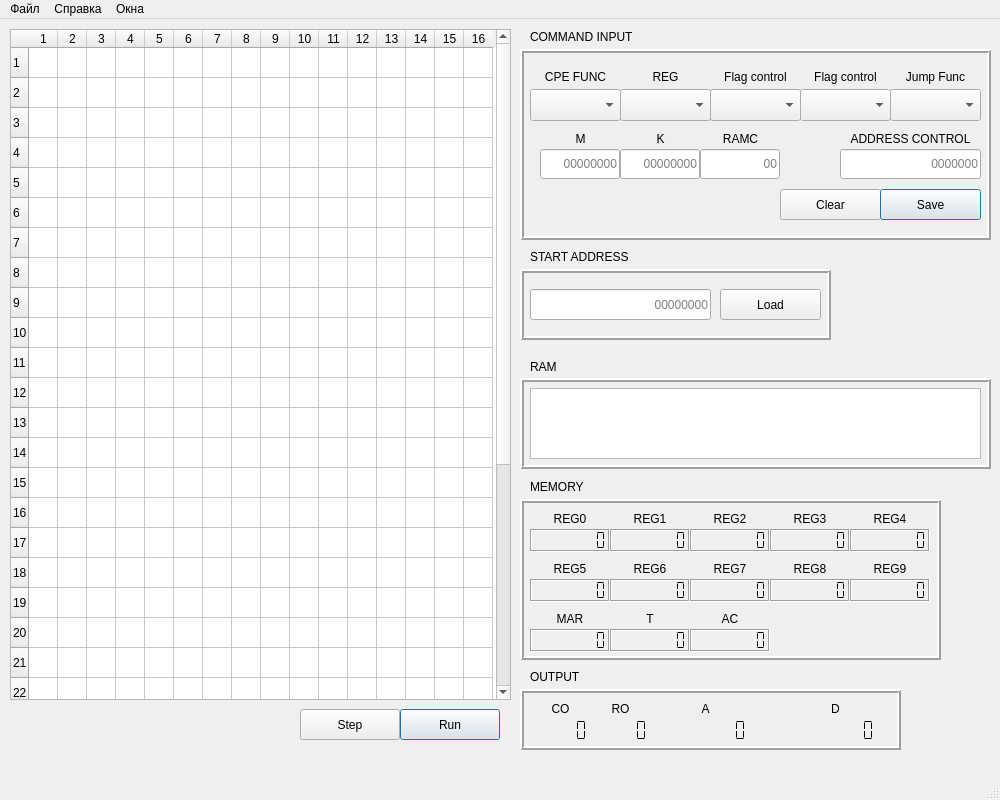
The window that MT589/mainwindow.ui (devborz/mt589-simulator) describes before a commit, drawn with Qt 5.
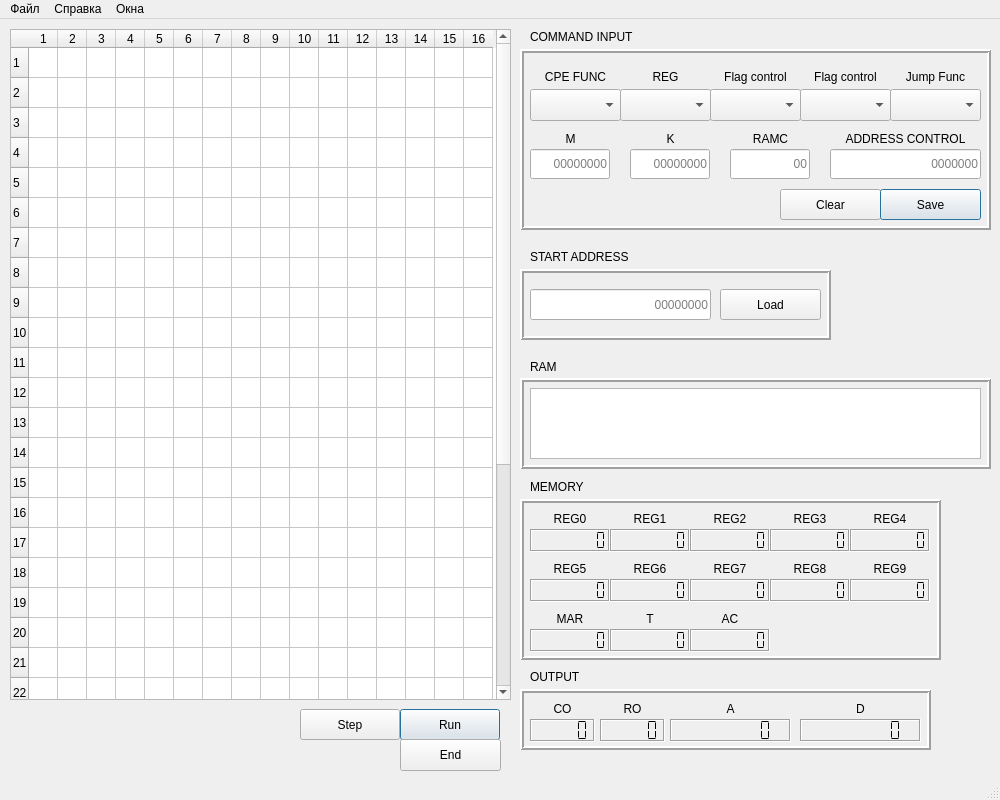
The same window after the commit.

What changed in the file:
```diff
--- a/MT589/mainwindow.ui
+++ b/MT589/mainwindow.ui
@@ -811,7 +811,7 @@
      <rect>
       <x>520</x>
       <y>670</y>
-      <width>381</width>
+      <width>411</width>
       <height>61</height>
      </rect>
     </property>
@@ -827,9 +827,9 @@
     <widget class="QLabel" name="label_28">
      <property name="geometry">
       <rect>
-       <x>250</x>
+       <x>280</x>
        <y>10</y>
-       <width>131</width>
+       <width>121</width>
        <height>20</height>
       </rect>
      </property>
@@ -843,9 +843,9 @@
     <widget class="QLabel" name="label_27">
      <property name="geometry">
       <rect>
-       <x>130</x>
+       <x>150</x>
        <y>10</y>
-       <width>111</width>
+       <width>121</width>
        <height>20</height>
       </rect>
      </property>
@@ -859,9 +859,9 @@
     <widget class="QLabel" name="label_26">
      <property name="geometry">
       <rect>
-       <x>70</x>
+       <x>80</x>
        <y>10</y>
-       <width>61</width>
+       <width>65</width>
        <height>20</height>
       </rect>
      </property>
@@ -875,9 +875,9 @@
     <widget class="QLCDNumber" name="ROlcd">
      <property name="geometry">
       <rect>
-       <x>70</x>
+       <x>80</x>
        <y>30</y>
-       <width>64</width>
+       <width>65</width>
        <height>23</height>
       </rect>
      </property>
@@ -894,7 +894,7 @@
       <enum>QFrame::Sunken</enum>
      </property>
      <property name="lineWidth">
-      <number>0</number>
+      <number>1</number>
      </property>
      <property name="mode">
       <enum>QLCDNumber::Bin</enum>
@@ -906,7 +906,7 @@
     <widget class="QLCDNumber" name="Dlcd">
      <property name="geometry">
       <rect>
-       <x>253</x>
+       <x>280</x>
        <y>30</y>
        <width>121</width>
        <height>23</height>
@@ -925,7 +925,7 @@
       <enum>QFrame::Sunken</enum>
      </property>
      <property name="lineWidth">
-      <number>0</number>
+      <number>1</number>
      </property>
      <property name="digitCount">
       <number>8</number>
@@ -942,7 +942,7 @@
       <rect>
        <x>10</x>
        <y>10</y>
-       <width>61</width>
+       <width>65</width>
        <height>20</height>
       </rect>
      </property>
@@ -956,9 +956,9 @@
     <widget class="QLCDNumber" name="Alcd">
      <property name="geometry">
       <rect>
-       <x>130</x>
+       <x>150</x>
        <y>30</y>
-       <width>111</width>
+       <width>121</width>
        <height>23</height>
       </rect>
      </property>
@@ -975,7 +975,7 @@
       <enum>QFrame::Sunken</enum>
      </property>
      <property name="lineWidth">
-      <number>0</number>
+      <number>1</number>
      </property>
      <property name="digitCount">
       <number>8</number>
@@ -992,7 +992,7 @@
       <rect>
        <x>10</x>
        <y>30</y>
-       <width>64</width>
+       <width>65</width>
        <height>23</height>
       </rect>
      </property>
@@ -1009,7 +1009,7 @@
       <enum>QFrame::Sunken</enum>
      </property>
      <property name="lineWidth">
-      <number>0</number>
+      <number>1</number>
      </property>
      <property name="mode">
       <enum>QLCDNumber::Bin</enum>
@@ -1110,7 +1110,7 @@
       <x>520</x>
       <y>30</y>
       <width>471</width>
-      <height>191</height>
+      <height>181</height>
      </rect>
     </property>
     <property name="frameShape">
@@ -1125,9 +1125,9 @@
     <widget class="QLabel" name="label_32">
      <property name="geometry">
       <rect>
-       <x>320</x>
+       <x>310</x>
        <y>80</y>
-       <width>141</width>
+       <width>151</width>
        <height>20</height>
       </rect>
      </property>
@@ -1157,9 +1157,9 @@
     <widget class="QLineEdit" name="commandAddressEdit">
      <property name="geometry">
       <rect>
-       <x>320</x>
+       <x>310</x>
        <y>100</y>
-       <width>141</width>
+       <width>151</width>
        <height>30</height>
       </rect>
      </property>
@@ -1233,7 +1233,7 @@
     <widget class="QLabel" name="label_2">
      <property name="geometry">
       <rect>
-       <x>20</x>
+       <x>10</x>
        <y>80</y>
        <width>81</width>
        <height>20</height>
@@ -1269,7 +1269,7 @@
     <widget class="QLabel" name="label_3">
      <property name="geometry">
       <rect>
-       <x>100</x>
+       <x>110</x>
        <y>80</y>
        <width>81</width>
        <height>20</height>
@@ -1285,7 +1285,7 @@
     <widget class="QLineEdit" name="ramcLineEdit">
      <property name="geometry">
       <rect>
-       <x>180</x>
+       <x>210</x>
        <y>100</y>
        <width>80</width>
        <height>30</height>
@@ -1317,7 +1317,7 @@
     <widget class="QLineEdit" name="mLineEdit">
      <property name="geometry">
       <rect>
-       <x>20</x>
+       <x>10</x>
        <y>100</y>
        <width>80</width>
        <height>30</height>
@@ -1339,7 +1339,7 @@
     <widget class="QLineEdit" name="kLineEdit">
      <property name="geometry">
       <rect>
-       <x>100</x>
+       <x>110</x>
        <y>100</y>
        <width>80</width>
        <height>30</height>
@@ -1406,7 +1406,7 @@
     <widget class="QLabel" name="label_5">
      <property name="geometry">
       <rect>
-       <x>180</x>
+       <x>210</x>
        <y>80</y>
        <width>81</width>
        <height>20</height>
@@ -1568,6 +1568,22 @@
      <string>RAM</string>
     </property>
    </widget>
+   <widget class="QPushButton" name="endButton">
+    <property name="geometry">
+     <rect>
+      <x>400</x>
+      <y>720</y>
+      <width>101</width>
+      <height>32</height>
+     </rect>
+    </property>
+    <property name="text">
+     <string>End</string>
+    </property>
+    <property name="default">
+     <bool>false</bool>
+    </property>
+   </widget>
   </widget>
   <widget class="QMenuBar" name="menubar">
    <property name="geometry">
```
Left out of the diff: 13 changed lines with no effect on the pictures.
